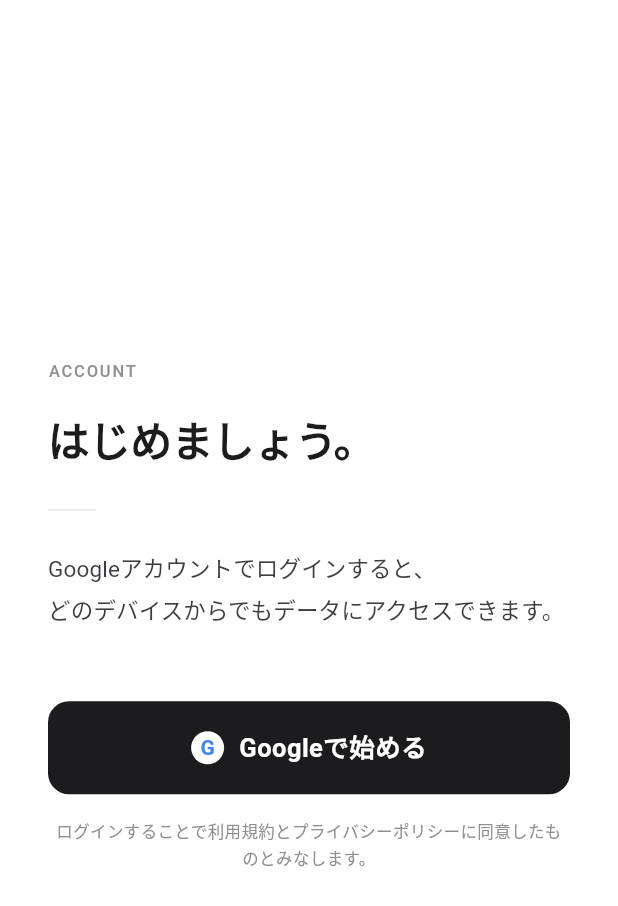
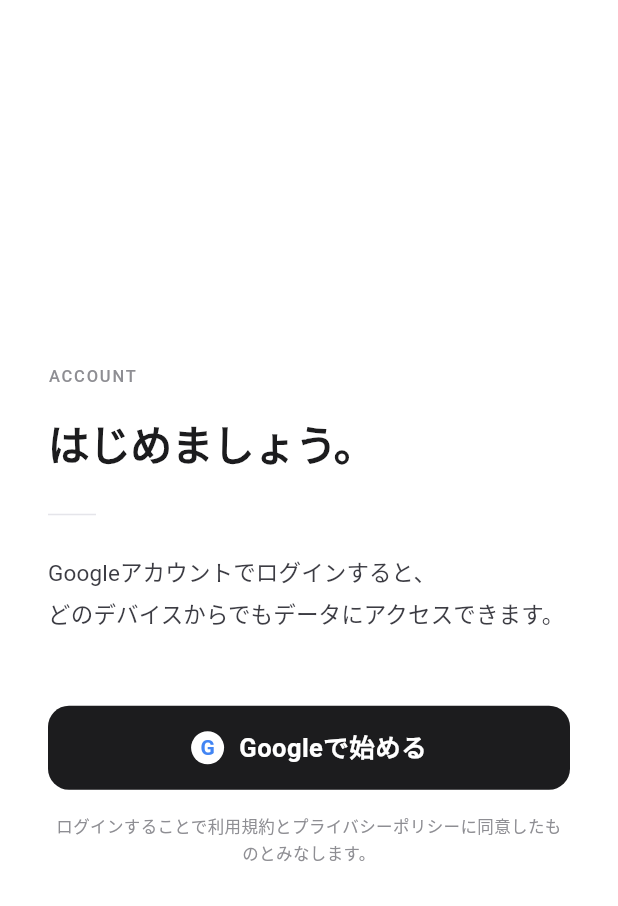
Before and after one commit to ensowacw/new-repository, a Flutter app: the screen it shows after launch, after a tap on "スキップ", on a phone screen of 412 x 824 dp. Shown: the top 906 px of the screen. Run offline on Flutter 3.47's test engine with Material 3 defaults, Android fonts, the phone set to English and light mode, and no system bars; our stand-ins replace cloud_firestore, firebase_auth, firebase_core, shared_preferences; missing offline and left inert: dart:html; accounts and stored records are empty.

Commit message:
Fix: unify button height (56px) across onboarding and login

```diff
--- a/lib/screens/login_screen.dart
+++ b/lib/screens/login_screen.dart
@@ -98,10 +98,10 @@
               // ── Googleログインボタン ──
               SizedBox(
                 width: double.infinity,
+                height: 56,
                 child: GestureDetector(
                   onTap: _isLoading ? null : _signInWithGoogle,
                   child: Container(
-                    padding: const EdgeInsets.symmetric(vertical: 18),
                     decoration: BoxDecoration(
                       color: _isLoading
                           ? AppTheme.bgSecondary
--- a/lib/screens/onboarding_screen.dart
+++ b/lib/screens/onboarding_screen.dart
@@ -143,10 +143,10 @@
                   const SizedBox(height: 32),
                   SizedBox(
                     width: double.infinity,
+                    height: 56,
                     child: GestureDetector(
                       onTap: _next,
                       child: Container(
-                        padding: const EdgeInsets.symmetric(vertical: 18),
                         decoration: BoxDecoration(
                           color: AppTheme.onSurface,
                           borderRadius: BorderRadius.circular(14),
```
Also changed, not shown: 3 other files.
